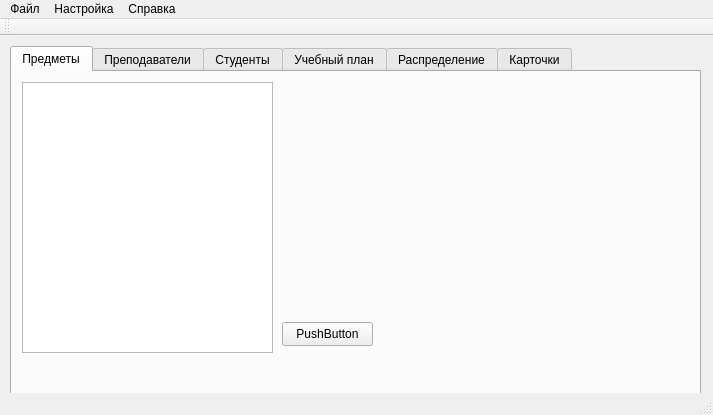
The window that mainwindow.ui (alexeypertcev/ksu-ivt-nagruzka) describes before a commit, drawn with Qt 5.
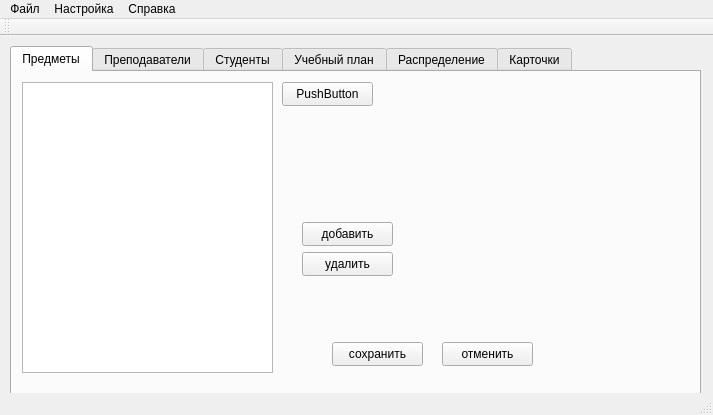
The same window after the commit. The open tabs and pages were chosen to show the change.

Patch:
```diff
--- a/mainwindow.ui
+++ b/mainwindow.ui
@@ -34,7 +34,7 @@
       <property name="geometry">
        <rect>
         <x>270</x>
-        <y>250</y>
+        <y>10</y>
         <width>91</width>
         <height>24</height>
        </rect>
@@ -49,10 +49,62 @@
         <x>10</x>
         <y>10</y>
         <width>251</width>
-        <height>271</height>
+        <height>291</height>
        </rect>
       </property>
      </widget>
+     <widget class="QPushButton" name="pushButton_3">
+      <property name="geometry">
+       <rect>
+        <x>290</x>
+        <y>150</y>
+        <width>91</width>
+        <height>24</height>
+       </rect>
+      </property>
+      <property name="text">
+       <string>добавить</string>
+      </property>
+     </widget>
+     <widget class="QPushButton" name="pushButton_4">
+      <property name="geometry">
+       <rect>
+        <x>290</x>
+        <y>180</y>
+        <width>91</width>
+        <height>24</height>
+       </rect>
+      </property>
+      <property name="text">
+       <string>удалить</string>
+      </property>
+     </widget>
+     <widget class="QPushButton" name="pushButton_5">
+      <property name="geometry">
+       <rect>
+        <x>320</x>
+        <y>270</y>
+        <width>91</width>
+        <height>24</height>
+       </rect>
+      </property>
+      <property name="text">
+       <string>сохранить</string>
+      </property>
+     </widget>
+     <widget class="QPushButton" name="pushButton_6">
+      <property name="geometry">
+       <rect>
+        <x>430</x>
+        <y>270</y>
+        <width>91</width>
+        <height>24</height>
+       </rect>
+      </property>
+      <property name="text">
+       <string>отменить</string>
+      </property>
+     </widget>
     </widget>
     <widget class="QWidget" name="tab">
      <attribute name="title">
```
Left out of the diff: 6 changed lines with no effect on the pictures.
